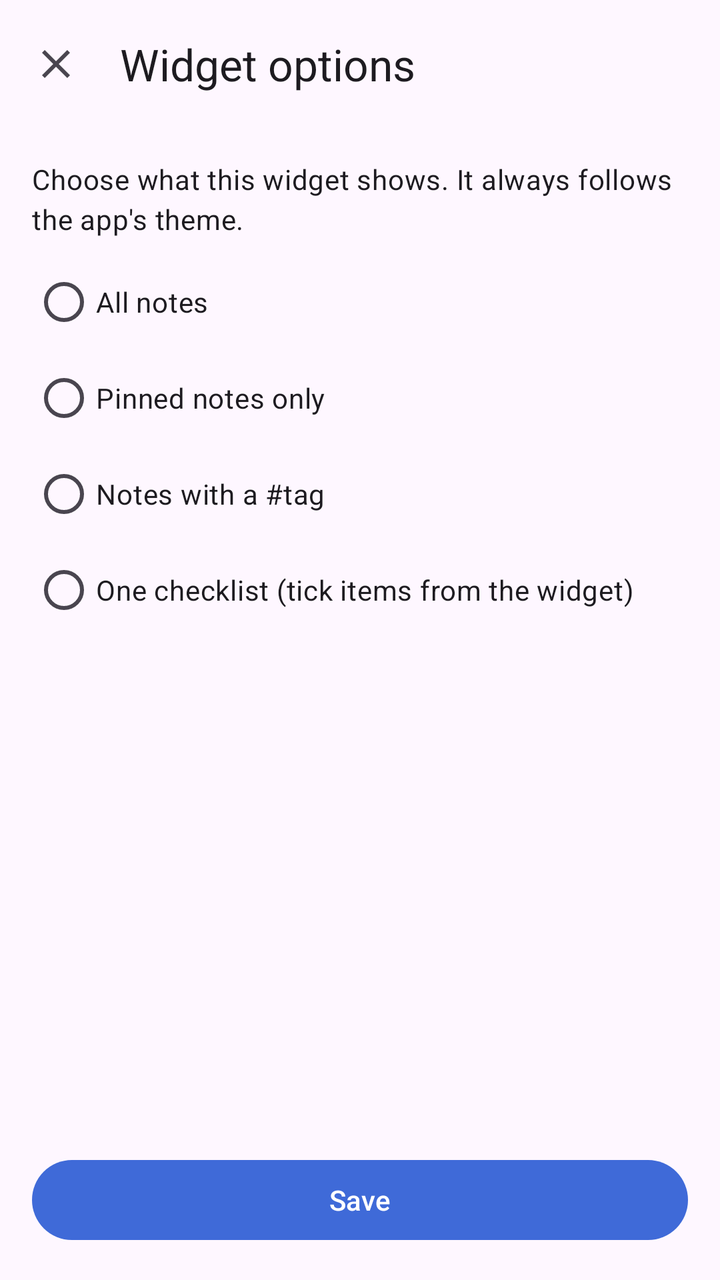
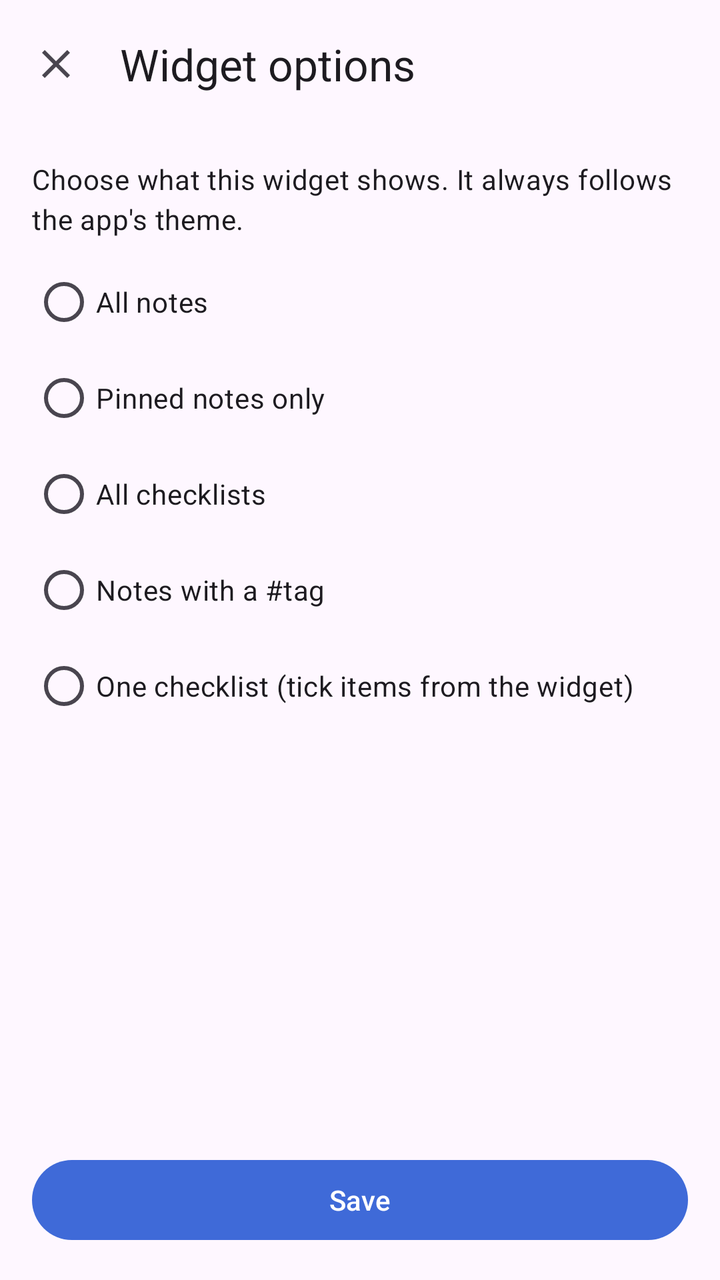

The first picture is an Android layout as it rendered before a commit; the second is the same layout after the commit. The layout source and the unified diff follow.
<!-- AndroidManifest.xml: application theme Theme.JoshNotes -->
<!-- res/layout/activity_widget_config.xml -->
<?xml version="1.0" encoding="utf-8"?>
<LinearLayout xmlns:android="http://schemas.android.com/apk/res/android"
    xmlns:app="http://schemas.android.com/apk/res-auto"
    android:id="@+id/root"
    android:layout_width="match_parent"
    android:layout_height="match_parent"
    android:orientation="vertical">
    <com.google.android.material.appbar.MaterialToolbar
        android:id="@+id/toolbar"
        android:layout_width="match_parent"
        android:layout_height="?attr/actionBarSize"
        app:navigationIcon="@drawable/ic_close"
        app:title="@string/widget_config_title" />
    <ScrollView
        android:layout_width="match_parent"
        android:layout_height="0dp"
        android:layout_weight="1">
        <LinearLayout
            android:id="@+id/config_content"
            android:layout_width="match_parent"
            android:layout_height="wrap_content"
            android:orientation="vertical"
            android:padding="16dp">
            <TextView
                android:id="@+id/config_intro"
                android:layout_width="match_parent"
                android:layout_height="wrap_content"
                android:paddingBottom="8dp"
                android:text="Choose what this widget shows. It always follows the app's theme."
                android:textAppearance="?attr/textAppearanceBodyMedium" />
            <RadioGroup
                android:id="@+id/config_mode"
                android:layout_width="match_parent"
                android:layout_height="wrap_content">
                <RadioButton android:id="@+id/mode_all" android:layout_width="match_parent" android:layout_height="wrap_content"
                    android:saveEnabled="false" android:text="All notes" />
                <RadioButton android:id="@+id/mode_pinned" android:layout_width="match_parent" android:layout_height="wrap_content"
                    android:saveEnabled="false" android:text="Pinned notes only" />
                <RadioButton android:id="@+id/mode_tag" android:layout_width="match_parent" android:layout_height="wrap_content"
                    android:saveEnabled="false" android:text="Notes with a #tag" />
                <RadioButton android:id="@+id/mode_checklist" android:layout_width="match_parent" android:layout_height="wrap_content"
                    android:saveEnabled="false" android:text="One checklist (tick items from the widget)" />
            </RadioGroup>
            <TextView
                android:id="@+id/config_sub_title"
                android:layout_width="match_parent"
                android:layout_height="wrap_content"
                android:paddingTop="16dp"
                android:paddingBottom="4dp"
                android:textAppearance="?attr/textAppearanceTitleSmall"
                android:visibility="gone" />
            <com.google.android.material.chip.ChipGroup
                android:id="@+id/config_tags"
                android:layout_width="match_parent"
                android:layout_height="wrap_content"
                android:visibility="gone"
                app:selectionRequired="true"
                app:singleSelection="true" />
            <RadioGroup
                android:id="@+id/config_checklists"
                android:layout_width="match_parent"
                android:layout_height="wrap_content"
                android:visibility="gone" />
            <TextView
                android:id="@+id/config_hint"
                android:layout_width="match_parent"
                android:layout_height="wrap_content"
                android:paddingTop="8dp"
                android:textAppearance="?attr/textAppearanceBodySmall"
                android:visibility="gone" />
        </LinearLayout>
    </ScrollView>
    <com.google.android.material.button.MaterialButton
        android:id="@+id/config_save"
        android:layout_width="match_parent"
        android:layout_height="wrap_content"
        android:layout_margin="16dp"
        android:text="Save" />
</LinearLayout>
<!-- resources referenced by this layout -->
<resources>
  <!-- drawable ic_close (drawable) -->
  <vector xmlns:android="http://schemas.android.com/apk/res/android" android:width="24dp" android:height="24dp" android:viewportWidth="24" android:viewportHeight="24" android:tint="?attr/colorControlNormal">
      <path android:fillColor="#FFFFFFFF" android:pathData="M19,6.41L17.59,5L12,10.59L6.41,5L5,6.41L10.59,12L5,17.59L6.41,19L12,13.41L17.59,19L19,17.59L13.41,12z"/>
  </vector>
  <string name="widget_config_title">Widget options</string>
  <style name="Theme.JoshNotes" parent="Theme.Material3.DayNight.NoActionBar">
          <item name="colorPrimary">@color/seed</item>
          <item name="osContentOverlay">@style/ThemeOverlay.JoshNotes.None</item>
      </style>
  <color name="seed">#3F6AD8</color>
  <style name="ThemeOverlay.JoshNotes.None" parent="" />
</resources>

<!-- the commit's change to res/layout/activity_widget_config.xml (unified diff, before → after) -->
@@ -36,6 +36,8 @@
                     android:saveEnabled="false" android:text="All notes" />
                 <RadioButton android:id="@+id/mode_pinned" android:layout_width="match_parent" android:layout_height="wrap_content"
                     android:saveEnabled="false" android:text="Pinned notes only" />
+                <RadioButton android:id="@+id/mode_checklists" android:layout_width="match_parent" android:layout_height="wrap_content"
+                    android:saveEnabled="false" android:text="All checklists" />
                 <RadioButton android:id="@+id/mode_tag" android:layout_width="match_parent" android:layout_height="wrap_content"
                     android:saveEnabled="false" android:text="Notes with a #tag" />
                 <RadioButton android:id="@+id/mode_checklist" android:layout_width="match_parent" android:layout_height="wrap_content"
